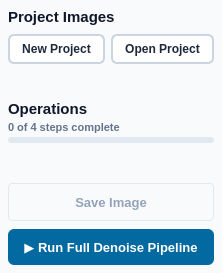
First picture: the form in src/startrails/ui/sidebar_denoise.ui, repository gkyle/startrails, before the edit.
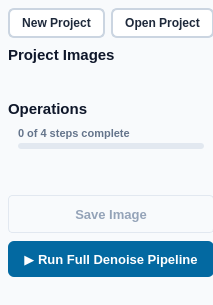
Second picture: the form after the edit. Custom widgets are drawn as their Qt base class.

Commit message: ui: sidebar consistency

Patch:
```diff
--- a/src/startrails/ui/sidebar_denoise.ui
+++ b/src/startrails/ui/sidebar_denoise.ui
@@ -1,7 +1,15 @@
 <?xml version='1.0' encoding='utf-8'?>
 <ui version="4.0">
  <class>SidebarDenoise</class>
- <widget class="QWidget" name="sidebar">
+ <widget class="QWidget" name="SidebarDenoise">
+  <property name="geometry">
+   <rect>
+    <x>0</x>
+    <y>0</y>
+    <width>213</width>
+    <height>305</height>
+   </rect>
+  </property>
   <property name="minimumSize">
    <size>
     <width>0</width>
@@ -15,7 +23,7 @@
    </size>
   </property>
   <property name="styleSheet">
-   <string notr="true">QWidget#sidebar {
+   <string notr="true">QWidget#SidebarDenoise {
     background-color: #f8fafc;
 }
 QScrollArea#scroll {
@@ -78,6 +86,14 @@
       <bool>true</bool>
      </property>
      <widget class="QWidget" name="content">
+      <property name="geometry">
+       <rect>
+        <x>0</x>
+        <y>0</y>
+        <width>213</width>
+        <height>320</height>
+       </rect>
+      </property>
       <layout class="QVBoxLayout" name="contentLayout">
        <property name="spacing">
         <number>8</number>
@@ -94,20 +110,6 @@
        <property name="bottomMargin">
         <number>8</number>
        </property>
-       <item>
-        <widget class="QLabel" name="projectTitle">
-         <property name="styleSheet">
-          <string notr="true">QLabel#projectTitle {
-    font-size: 15px;
-    font-weight: bold;
-    color: #0f172a;
-}</string>
-         </property>
-         <property name="text">
-          <string>Project Images</string>
-         </property>
-        </widget>
-       </item>
        <item>
         <layout class="QHBoxLayout" name="projectActions">
          <property name="spacing">
@@ -183,6 +185,20 @@
          </item>
         </layout>
        </item>
+       <item>
+        <widget class="QLabel" name="projectTitle">
+         <property name="styleSheet">
+          <string notr="true">QLabel#projectTitle {
+    font-size: 15px;
+    font-weight: bold;
+    color: #0f172a;
+}</string>
+         </property>
+         <property name="text">
+          <string>Project Images</string>
+         </property>
+        </widget>
+       </item>
        <item>
         <layout class="QVBoxLayout" name="starFilesLayout">
          <item>
@@ -276,6 +292,20 @@
            </widget>
           </item>
           <item>
+           <layout class="QVBoxLayout" name="verticalLayout">
+            <property name="leftMargin">
+             <number>10</number>
+            </property>
+            <property name="topMargin">
+             <number>6</number>
+            </property>
+            <property name="rightMargin">
+             <number>10</number>
+            </property>
+            <property name="bottomMargin">
+             <number>6</number>
+            </property>
+            <item>
            <widget class="QLabel" name="operationsProgressLabel">
             <property name="styleSheet">
              <string notr="true">QLabel#operationsProgressLabel {
@@ -316,6 +346,8 @@
            </widget>
           </item>
          </layout>
+          </item>
+         </layout>
         </widget>
        </item>
        <item>
```
Left out of the diff: 59 changed lines with no effect on the pictures. Lines whose indentation alone changed are shown as unchanged. The commit also changes 17 other files.
